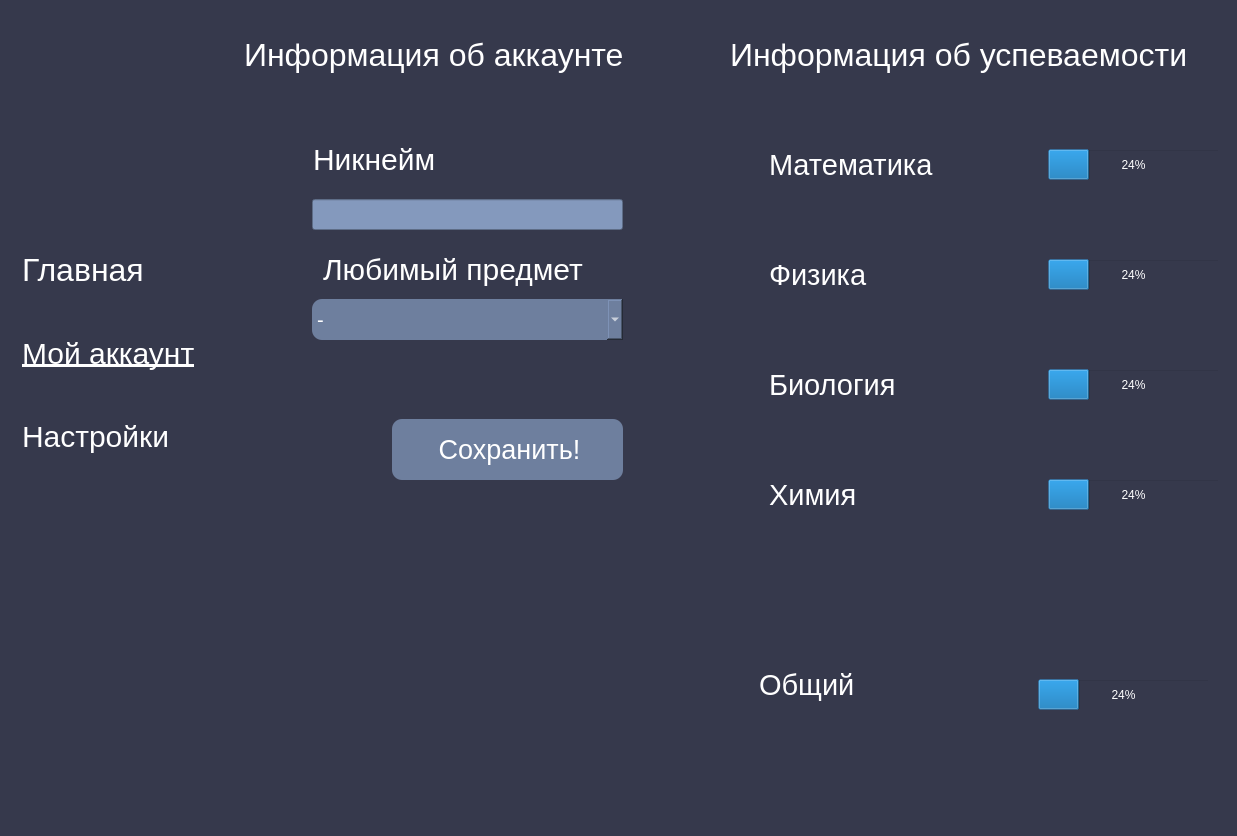
The window that ui/account_page.ui (NotAKes/frog.study) describes before a commit, drawn with Qt 5.
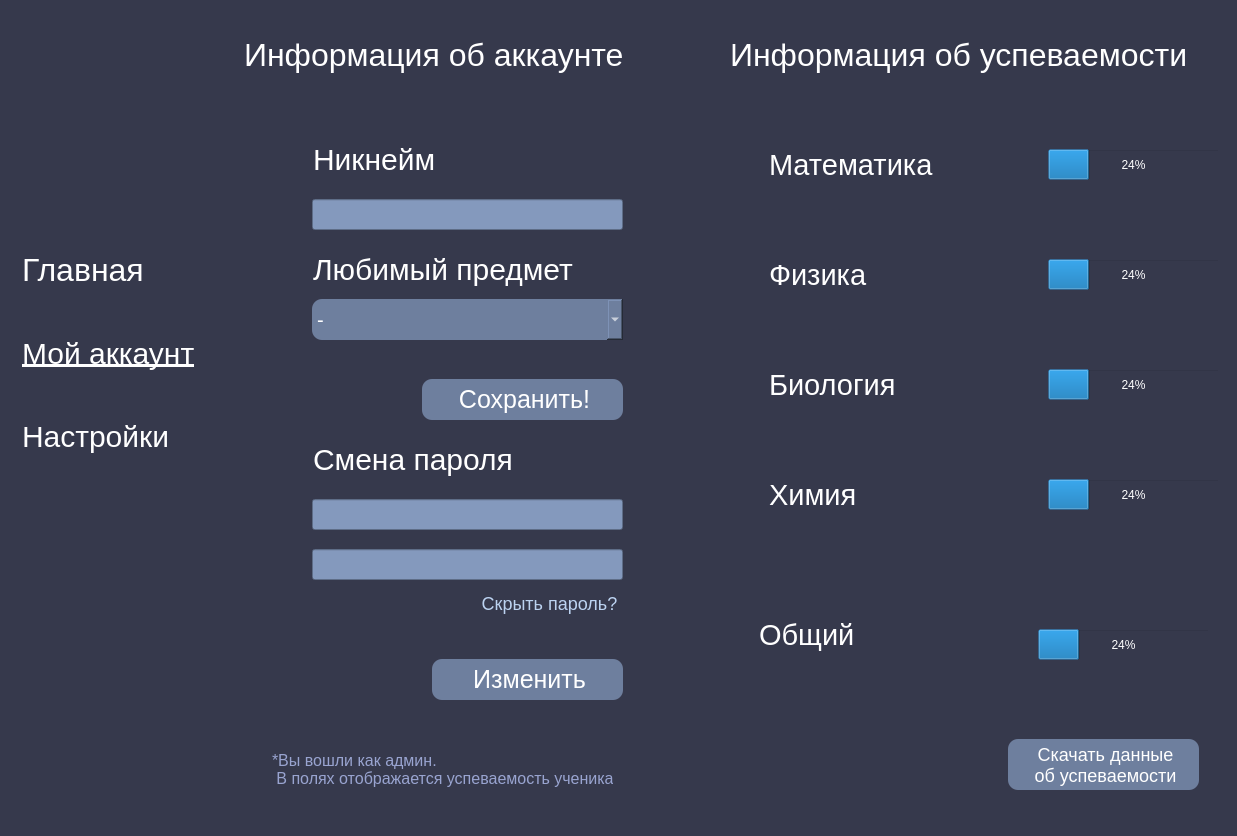
The same window after the commit.

Commit message: admin functionality

```diff
--- a/ui/account_page.ui
+++ b/ui/account_page.ui
@@ -156,10 +156,10 @@
       <widget class="QPushButton" name="SaveButton">
        <property name="geometry">
         <rect>
-         <x>170</x>
-         <y>410</y>
-         <width>231</width>
-         <height>61</height>
+         <x>200</x>
+         <y>370</y>
+         <width>201</width>
+         <height>41</height>
         </rect>
        </property>
        <property name="styleSheet">
@@ -167,7 +167,7 @@
 word-break:break-word;
 color:white;
 border-radius:10px;
-font-size:27px;
+font-size:25px;
 padding-left:4%;
 text-align:center;</string>
        </property>
@@ -262,7 +262,7 @@
       <widget class="QLabel" name="label_10">
        <property name="geometry">
         <rect>
-         <x>90</x>
+         <x>80</x>
          <y>240</y>
          <width>271</width>
          <height>41</height>
@@ -297,6 +297,172 @@
         <string/>
        </property>
       </widget>
+      <widget class="QFrame" name="admin_frame">
+       <property name="geometry">
+        <rect>
+         <x>20</x>
+         <y>420</y>
+         <width>381</width>
+         <height>361</height>
+        </rect>
+       </property>
+       <property name="frameShape">
+        <enum>QFrame::StyledPanel</enum>
+       </property>
+       <property name="frameShadow">
+        <enum>QFrame::Raised</enum>
+       </property>
+       <widget class="QLabel" name="error_label">
+        <property name="geometry">
+         <rect>
+          <x>70</x>
+          <y>170</y>
+          <width>111</width>
+          <height>51</height>
+         </rect>
+        </property>
+        <property name="styleSheet">
+         <string notr="true">color:orange;
+font-size:19px;
+text-align: justify;
+justify-content: center;</string>
+        </property>
+        <property name="text">
+         <string/>
+        </property>
+       </widget>
+       <widget class="QLabel" name="label_9">
+        <property name="geometry">
+         <rect>
+          <x>60</x>
+          <y>10</y>
+          <width>241</width>
+          <height>41</height>
+         </rect>
+        </property>
+        <property name="styleSheet">
+         <string notr="true">background:transparent;
+color:white;
+font-size:30px;
+padding-left:4%;
+text-align:left;
+</string>
+        </property>
+        <property name="text">
+         <string>Смена пароля</string>
+        </property>
+       </widget>
+       <widget class="QLineEdit" name="password_edit1">
+        <property name="geometry">
+         <rect>
+          <x>70</x>
+          <y>70</y>
+          <width>311</width>
+          <height>31</height>
+         </rect>
+        </property>
+        <property name="styleSheet">
+         <string notr="true">background:rgb(132, 153, 189);
+color:white;
+font-size:18px;</string>
+        </property>
+       </widget>
+       <widget class="QPushButton" name="SaveButton_passwd">
+        <property name="geometry">
+         <rect>
+          <x>190</x>
+          <y>230</y>
+          <width>191</width>
+          <height>41</height>
+         </rect>
+        </property>
+        <property name="styleSheet">
+         <string notr="true">background-color:rgb(110, 127, 158);
+word-break:break-word;
+color:white;
+border-radius:10px;
+font-size:25px;
+padding-left:4%;
+text-align:center;</string>
+        </property>
+        <property name="text">
+         <string>Изменить</string>
+        </property>
+       </widget>
+       <widget class="QLineEdit" name="password_edit2">
+        <property name="geometry">
+         <rect>
+          <x>70</x>
+          <y>120</y>
+          <width>311</width>
+          <height>31</height>
+         </rect>
+        </property>
+        <property name="styleSheet">
+         <string notr="true">background:rgb(132, 153, 189);
+color:white;
+font-size:18px;</string>
+        </property>
+       </widget>
+       <widget class="QPushButton" name="password_button">
+        <property name="geometry">
+         <rect>
+          <x>220</x>
+          <y>160</y>
+          <width>171</width>
+          <height>28</height>
+         </rect>
+        </property>
+        <property name="styleSheet">
+         <string notr="true">color:rgb(188, 211, 241);
+word-break:break-word;
+border-radius:5px;
+font-size:18px;
+padding-left:4%;
+text-align:center;</string>
+        </property>
+        <property name="text">
+         <string>Скрыть пароль?</string>
+        </property>
+       </widget>
+       <widget class="QLabel" name="admin_warning">
+        <property name="geometry">
+         <rect>
+          <x>30</x>
+          <y>320</y>
+          <width>341</width>
+          <height>41</height>
+         </rect>
+        </property>
+        <property name="styleSheet">
+         <string notr="true">font-size:16px;
+color:rgb(153, 164, 208);</string>
+        </property>
+        <property name="text">
+         <string>*Вы вошли как админ. 
+ В полях отображается успеваемость ученика</string>
+        </property>
+       </widget>
+       <widget class="QLabel" name="success_label">
+        <property name="geometry">
+         <rect>
+          <x>80</x>
+          <y>230</y>
+          <width>101</width>
+          <height>31</height>
+         </rect>
+        </property>
+        <property name="styleSheet">
+         <string notr="true">color:rgb(145, 255, 143);
+font-size:19px;
+text-align: justify;
+justify-content: center;</string>
+        </property>
+        <property name="text">
+         <string/>
+        </property>
+       </widget>
+      </widget>
      </widget>
     </item>
     <item>
@@ -347,7 +513,7 @@
        <property name="geometry">
         <rect>
          <x>310</x>
-         <y>670</y>
+         <y>620</y>
          <width>171</width>
          <height>31</height>
         </rect>
@@ -511,7 +677,7 @@
        <property name="geometry">
         <rect>
          <x>20</x>
-         <y>650</y>
+         <y>600</y>
          <width>151</width>
          <height>51</height>
         </rect>
@@ -528,6 +694,29 @@
         <string>Общий</string>
        </property>
       </widget>
+      <widget class="QPushButton" name="download_button">
+       <property name="geometry">
+        <rect>
+         <x>280</x>
+         <y>730</y>
+         <width>191</width>
+         <height>51</height>
+        </rect>
+       </property>
+       <property name="styleSheet">
+        <string notr="true">background-color:rgb(110, 127, 158);
+word-break:break-word;
+color:white;
+border-radius:10px;
+font-size:18px;
+padding-left:4%;
+text-align:center;</string>
+       </property>
+       <property name="text">
+        <string>Скачать данные
+об успеваемости</string>
+       </property>
+      </widget>
      </widget>
     </item>
    </layout>
```
Left out of the diff: 2 changed lines with no effect on the pictures. The commit also changes 5 other files.
